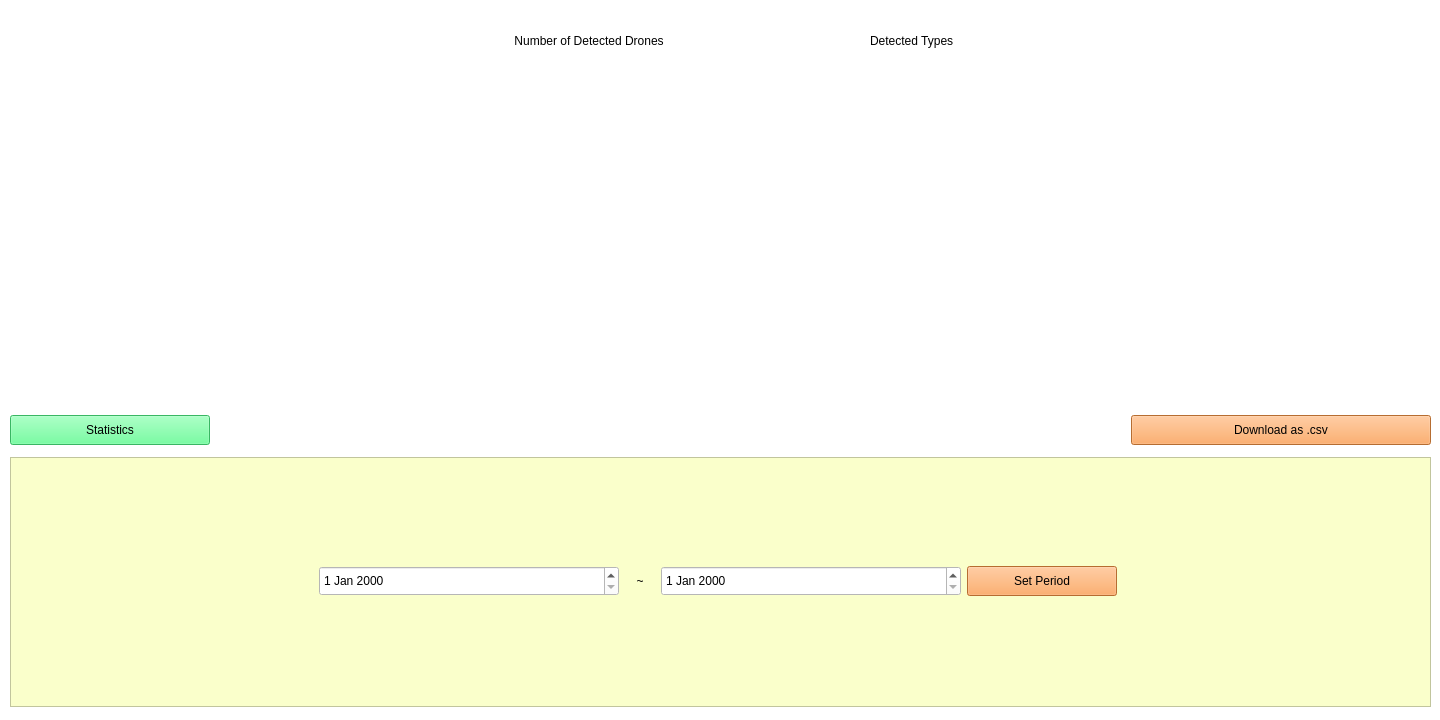
Old version of the form GUI/StatusWindow.ui in the repository benipine/ADIDAS.
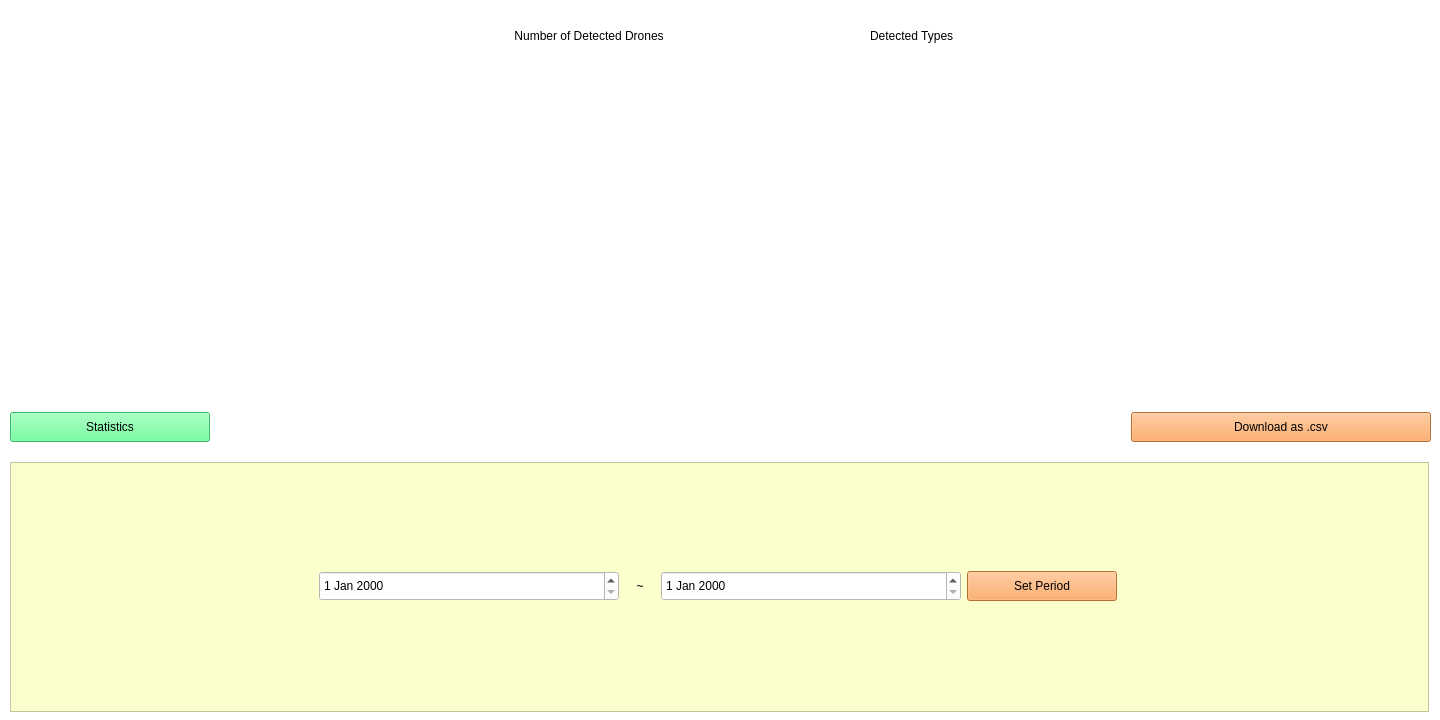
New version of the form. Icons and pictures are not drawn.

```diff
--- a/GUI/StatusWindow.ui
+++ b/GUI/StatusWindow.ui
@@ -151,6 +151,18 @@
        </item>
        <item>
         <widget class="QLabel" name="space">
+         <property name="minimumSize">
+          <size>
+           <width>0</width>
+           <height>55</height>
+          </size>
+         </property>
+         <property name="maximumSize">
+          <size>
+           <width>16777215</width>
+           <height>55</height>
+          </size>
+         </property>
          <property name="styleSheet">
           <string notr="true">background-color: rgba(255, 255, 255, 0);</string>
          </property>
@@ -187,13 +199,13 @@
       <widget class="QFrame" name="frame">
        <property name="minimumSize">
         <size>
-         <width>0</width>
+         <width>1419</width>
          <height>250</height>
         </size>
        </property>
        <property name="maximumSize">
         <size>
-         <width>16777215</width>
+         <width>1419</width>
          <height>250</height>
         </size>
        </property>
```
